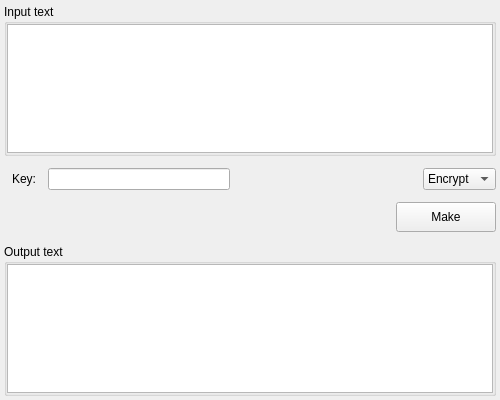
Above: app/gui/symmetric/gronsfeld/gronsfeld.ui from vasilypht/crypto-methods before the change. Below: the same form after it.
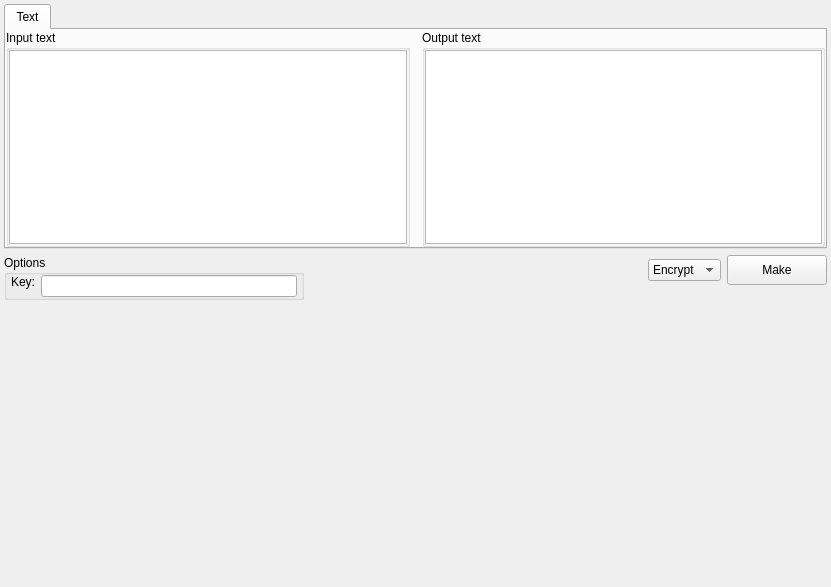
That is the form after the change.

Commit message: (Gronsfeld) Module redesign. Design in the form of a class, as well as a redesign of the widget

```diff
--- a/app/gui/symmetric/gronsfeld/gronsfeld.ui
+++ b/app/gui/symmetric/gronsfeld/gronsfeld.ui
@@ -6,28 +6,53 @@
    <rect>
     <x>0</x>
     <y>0</y>
-    <width>500</width>
-    <height>400</height>
+    <width>831</width>
+    <height>587</height>
    </rect>
   </property>
   <property name="windowTitle">
    <string>Form</string>
   </property>
-  <layout class="QVBoxLayout" name="verticalLayout">
+  <layout class="QVBoxLayout" name="verticalLayout_4">
+   <property name="leftMargin">
+    <number>4</number>
+   </property>
+   <property name="topMargin">
+    <number>4</number>
+   </property>
+   <property name="rightMargin">
+    <number>4</number>
+   </property>
+   <property name="bottomMargin">
+    <number>4</number>
+   </property>
+   <item>
+    <widget class="QTabWidget" name="tab_widget">
+     <property name="maximumSize">
+      <size>
+       <width>16777215</width>
+       <height>400</height>
+      </size>
+     </property>
+     <widget class="QWidget" name="tab_text">
+      <attribute name="title">
+       <string>Text</string>
+      </attribute>
+      <layout class="QHBoxLayout" name="horizontalLayout">
    <property name="spacing">
     <number>12</number>
    </property>
    <property name="leftMargin">
-    <number>4</number>
+        <number>0</number>
    </property>
    <property name="topMargin">
-    <number>4</number>
+        <number>0</number>
    </property>
    <property name="rightMargin">
-    <number>4</number>
+        <number>0</number>
    </property>
    <property name="bottomMargin">
-    <number>4</number>
+        <number>0</number>
    </property>
    <item>
     <widget class="QGroupBox" name="group_box_input">
@@ -57,14 +82,83 @@
     </widget>
    </item>
    <item>
+        <widget class="QGroupBox" name="group_box_output">
+         <property name="title">
+          <string>Output text</string>
+         </property>
+         <layout class="QVBoxLayout" name="verticalLayout_23">
+          <property name="spacing">
+           <number>0</number>
+          </property>
+          <property name="leftMargin">
+           <number>0</number>
+          </property>
+          <property name="topMargin">
+           <number>0</number>
+          </property>
+          <property name="rightMargin">
+           <number>0</number>
+          </property>
+          <property name="bottomMargin">
+           <number>0</number>
+          </property>
+          <item>
+           <widget class="QTextEdit" name="text_edit_output">
+            <property name="readOnly">
+             <bool>true</bool>
+            </property>
+           </widget>
+          </item>
+         </layout>
+        </widget>
+       </item>
+      </layout>
+     </widget>
+    </widget>
+   </item>
+   <item>
     <layout class="QHBoxLayout" name="horizontal_layout_1">
+     <item>
+      <layout class="QVBoxLayout" name="vertical_layout_2">
+       <item>
+        <widget class="QGroupBox" name="group_box_options">
+         <property name="maximumSize">
+          <size>
+           <width>300</width>
+           <height>16777215</height>
+          </size>
+         </property>
+         <property name="title">
+          <string>Options</string>
+         </property>
+         <layout class="QVBoxLayout" name="verticalLayout">
      <property name="spacing">
-      <number>12</number>
+           <number>-1</number>
      </property>
      <property name="leftMargin">
-      <number>8</number>
+           <number>0</number>
+          </property>
+          <property name="topMargin">
+           <number>0</number>
+          </property>
+          <property name="rightMargin">
+           <number>0</number>
+          </property>
+          <property name="bottomMargin">
+           <number>0</number>
      </property>
      <item>
+           <layout class="QFormLayout" name="form_layout_options">
+            <property name="fieldGrowthPolicy">
+             <enum>QFormLayout::ExpandingFieldsGrow</enum>
+            </property>
+            <property name="leftMargin">
+             <number>4</number>
+            </property>
+            <property name="rightMargin">
+             <number>4</number>
+            </property>
+            <item row="0" column="0">
       <widget class="QLabel" name="label_key">
        <property name="sizePolicy">
         <sizepolicy hsizetype="Fixed" vsizetype="Fixed">
@@ -77,9 +171,29 @@
        </property>
       </widget>
      </item>
-     <item>
+            <item row="0" column="1">
       <widget class="QLineEdit" name="line_edit_key"/>
      </item>
+           </layout>
+          </item>
+         </layout>
+        </widget>
+       </item>
+       <item>
+        <spacer name="vertical_spacer_2">
+         <property name="orientation">
+          <enum>Qt::Vertical</enum>
+         </property>
+         <property name="sizeHint" stdset="0">
+          <size>
+           <width>20</width>
+           <height>40</height>
+          </size>
+         </property>
+        </spacer>
+       </item>
+      </layout>
+     </item>
      <item>
       <spacer name="horizontal_spacer_1">
        <property name="orientation">
@@ -94,6 +208,10 @@
       </spacer>
      </item>
      <item>
+      <layout class="QVBoxLayout" name="vertical_layout_1">
+       <item>
+        <layout class="QHBoxLayout" name="horizontal_layout_2">
+         <item>
       <widget class="QComboBox" name="combo_box_mode">
        <property name="sizePolicy">
         <sizepolicy hsizetype="Fixed" vsizetype="Fixed">
@@ -113,23 +231,6 @@
        </item>
       </widget>
      </item>
-    </layout>
-   </item>
-   <item>
-    <layout class="QHBoxLayout" name="horizontal_layout_2">
-     <item>
-      <spacer name="horizontal_spacer_2">
-       <property name="orientation">
-        <enum>Qt::Horizontal</enum>
-       </property>
-       <property name="sizeHint" stdset="0">
-        <size>
-         <width>40</width>
-         <height>20</height>
-        </size>
-       </property>
-      </spacer>
-     </item>
      <item>
       <widget class="QPushButton" name="button_make">
        <property name="sizePolicy">
@@ -152,35 +253,34 @@
     </layout>
    </item>
    <item>
-    <widget class="QGroupBox" name="group_box_output">
-     <property name="title">
-      <string>Output text</string>
-     </property>
-     <layout class="QVBoxLayout" name="verticalLayout_23">
-      <property name="spacing">
-       <number>0</number>
-      </property>
-      <property name="leftMargin">
-       <number>0</number>
-      </property>
-      <property name="topMargin">
-       <number>0</number>
-      </property>
-      <property name="rightMargin">
-       <number>0</number>
-      </property>
-      <property name="bottomMargin">
-       <number>0</number>
-      </property>
+        <spacer name="vertical_spacer_1">
+         <property name="orientation">
+          <enum>Qt::Vertical</enum>
+         </property>
+         <property name="sizeHint" stdset="0">
+          <size>
+           <width>20</width>
+           <height>40</height>
+          </size>
+         </property>
+        </spacer>
+       </item>
+      </layout>
+     </item>
+    </layout>
+   </item>
       <item>
-       <widget class="QTextEdit" name="text_edit_output">
-        <property name="readOnly">
-         <bool>true</bool>
-        </property>
-       </widget>
-      </item>
-     </layout>
-    </widget>
+    <spacer name="vertical_spacer_3">
+     <property name="orientation">
+      <enum>Qt::Vertical</enum>
+     </property>
+     <property name="sizeHint" stdset="0">
+      <size>
+       <width>20</width>
+       <height>151</height>
+      </size>
+     </property>
+    </spacer>
    </item>
   </layout>
  </widget>
```
Left out of the diff: 4 changed lines with no effect on the pictures. Lines whose indentation alone changed are shown as unchanged. The commit also changes 3 other files.
